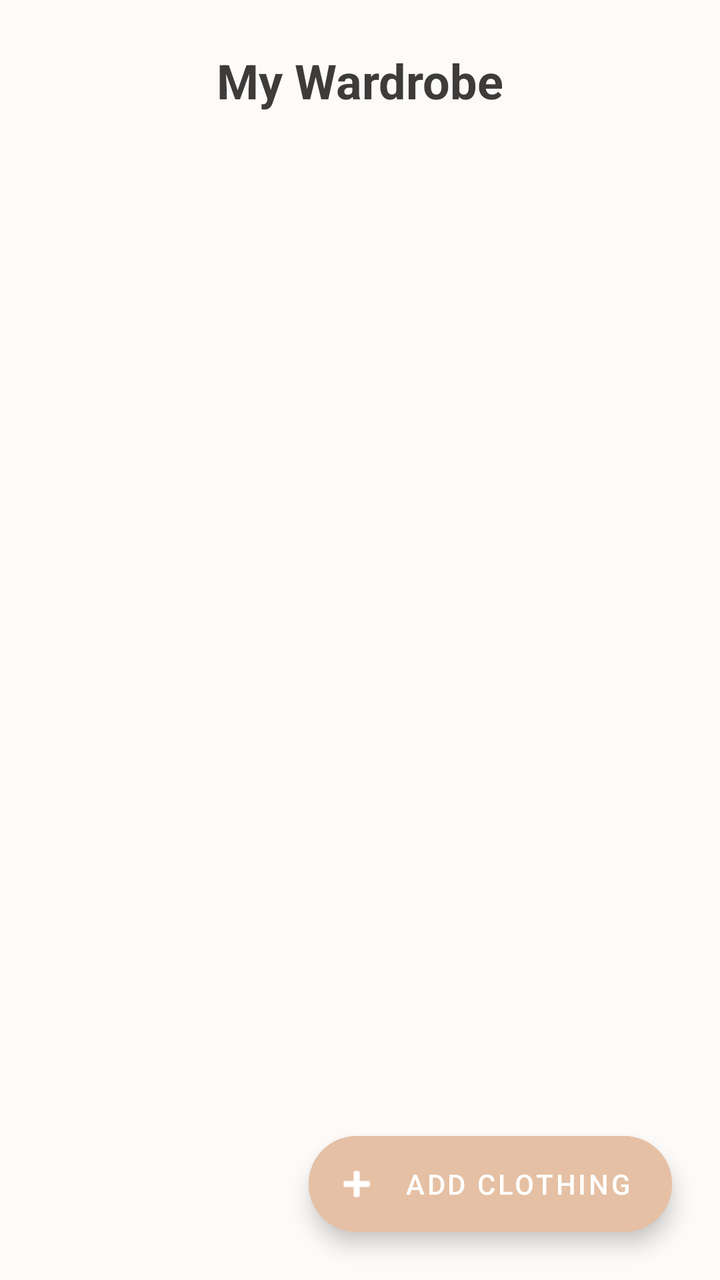
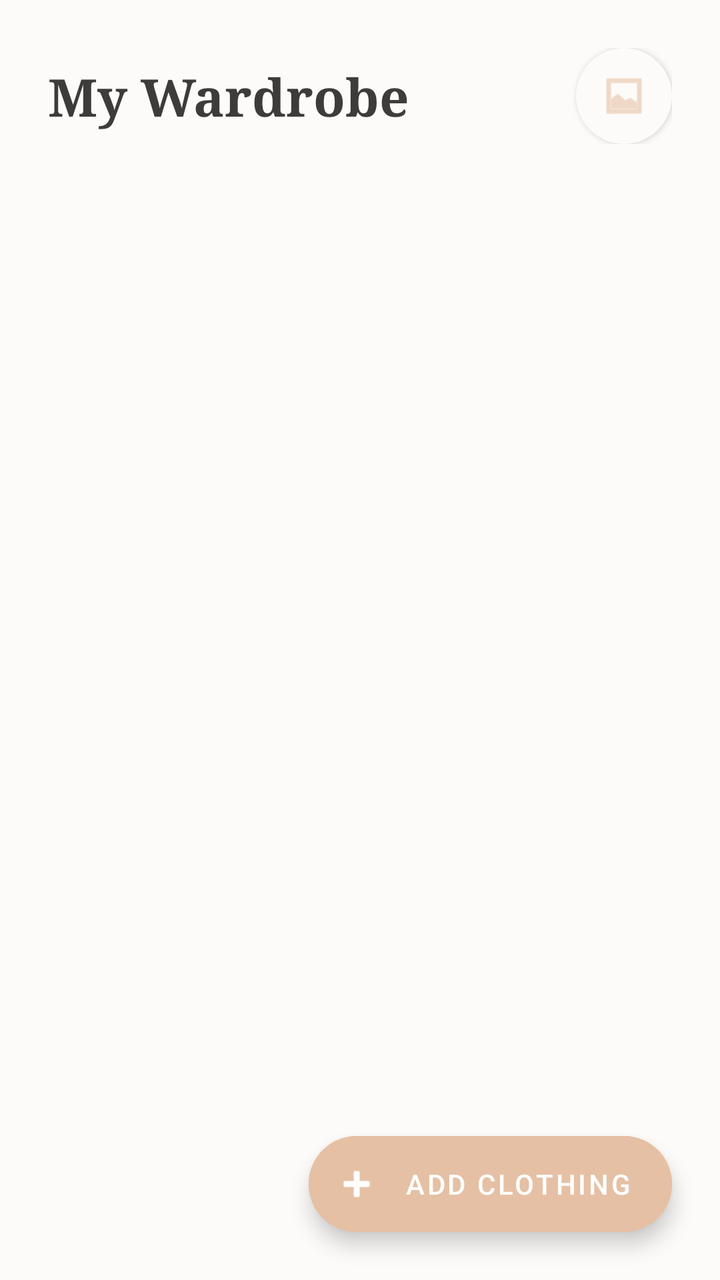

Two renders of the same Android screen: before a commit and after it. Below are the layout's source before the change and the commit's diff.
<!-- AndroidManifest.xml: application theme Theme.OutfitStudio -->
<!-- res/layout/activity_wardrobe.xml -->
<?xml version="1.0" encoding="utf-8"?>
<androidx.constraintlayout.widget.ConstraintLayout xmlns:android="http://schemas.android.com/apk/res/android"
    xmlns:app="http://schemas.android.com/apk/res-auto"
    android:layout_width="match_parent"
    android:layout_height="match_parent"
    android:background="@color/background">

    <TextView
        android:id="@+id/tvWardrobeTitle"
        android:layout_width="wrap_content"
        android:layout_height="wrap_content"
        android:text="My Wardrobe"
        android:textSize="24sp"
        android:textStyle="bold"
        android:textColor="@color/on_background"
        android:layout_marginTop="24dp"
        app:layout_constraintTop_toTopOf="parent"
        app:layout_constraintStart_toStartOf="parent"
        app:layout_constraintEnd_toEndOf="parent" />

    <HorizontalScrollView
        android:id="@+id/svCategories"
        android:layout_width="match_parent"
        android:layout_height="wrap_content"
        android:scrollbars="none"
        android:layout_marginTop="16dp"
        app:layout_constraintTop_toBottomOf="@id/tvWardrobeTitle">
        
        <com.google.android.material.chip.ChipGroup
            android:id="@+id/cgCategories"
            android:layout_width="wrap_content"
            android:layout_height="wrap_content"
            app:singleSelection="true"
            app:selectionRequired="true"
            android:paddingHorizontal="16dp">
            
        </com.google.android.material.chip.ChipGroup>
    </HorizontalScrollView>

    <androidx.recyclerview.widget.RecyclerView
        android:id="@+id/rvWardrobe"
        android:layout_width="match_parent"
        android:layout_height="0dp"
        android:padding="8dp"
        android:clipToPadding="false"
        app:layout_constraintTop_toBottomOf="@id/svCategories"
        app:layout_constraintBottom_toBottomOf="parent" />

    <LinearLayout
        android:id="@+id/llEmptyState"
        android:layout_width="match_parent"
        android:layout_height="wrap_content"
        android:orientation="vertical"
        android:gravity="center"
        android:visibility="gone"
        app:layout_constraintTop_toBottomOf="@id/svCategories"
        app:layout_constraintBottom_toBottomOf="parent">
        
        <TextView
            android:layout_width="wrap_content"
            android:layout_height="wrap_content"
            android:text="Your wardrobe is empty."
            android:textSize="18sp"
            android:textColor="@color/text_hint" />
    </LinearLayout>

    <ProgressBar
        android:id="@+id/progressBar"
        android:layout_width="wrap_content"
        android:layout_height="wrap_content"
        android:visibility="gone"
        app:layout_constraintTop_toTopOf="parent"
        app:layout_constraintBottom_toBottomOf="parent"
        app:layout_constraintStart_toStartOf="parent"
        app:layout_constraintEnd_toEndOf="parent" />

    <com.google.android.material.floatingactionbutton.ExtendedFloatingActionButton
        android:id="@+id/fabAddClothing"
        android:layout_width="wrap_content"
        android:layout_height="wrap_content"
        android:text="Add Clothing"
        app:icon="@android:drawable/ic_input_add"
        android:textColor="@color/on_primary"
        android:backgroundTint="@color/primary"
        app:layout_constraintBottom_toBottomOf="parent"
        app:layout_constraintEnd_toEndOf="parent"
        android:layout_margin="24dp" />

</androidx.constraintlayout.widget.ConstraintLayout>
<!-- resources referenced by this layout -->
<resources>
  <color name="background">#FDFBF9</color>
  <color name="on_background">#3E3C3A</color>
  <color name="on_primary">#FFFFFF</color>
  <color name="primary">#E5C0A4</color>
  <color name="text_hint">#A09D9B</color>
  <style name="Theme.OutfitStudio" parent="Theme.MaterialComponents.Light.NoActionBar">
          <item name="android:textColor">@color/on_background</item>
          <item name="android:textColorHint">@color/text_hint</item>
          
          <item name="colorPrimary">@color/primary</item>
          <item name="colorPrimaryVariant">@color/primary_variant</item>
          <item name="colorOnPrimary">@color/on_primary</item>
          
          <item name="colorSecondary">@color/primary</item>
          <item name="colorSecondaryVariant">@color/primary_variant</item>
          <item name="colorOnSecondary">@color/on_primary</item>
          
          <item name="android:colorBackground">@color/background</item>
          <item name="colorSurface">@color/surface</item>
          
          <item name="android:statusBarColor">@color/background</item>
          <item name="android:windowLightStatusBar">true</item>
      </style>
  <color name="primary_variant">#D8A58B</color>
  <color name="surface">#FFFFFF</color>
</resources>

<!-- the commit's change to res/layout/activity_wardrobe.xml (unified diff, before → after) -->
@@ -5,26 +5,45 @@
     android:layout_height="match_parent"
     android:background="@color/background">
 
-    <TextView
-        android:id="@+id/tvWardrobeTitle"
-        android:layout_width="wrap_content"
+    
+    <LinearLayout
+        android:id="@+id/headerLayout"
+        android:layout_width="match_parent"
         android:layout_height="wrap_content"
-        android:text="My Wardrobe"
-        android:textSize="24sp"
-        android:textStyle="bold"
-        android:textColor="@color/on_background"
-        android:layout_marginTop="24dp"
-        app:layout_constraintTop_toTopOf="parent"
-        app:layout_constraintStart_toStartOf="parent"
-        app:layout_constraintEnd_toEndOf="parent" />
+        android:orientation="horizontal"
+        android:gravity="center_vertical"
+        android:padding="24dp"
+        app:layout_constraintTop_toTopOf="parent">
+
+        <TextView
+            android:id="@+id/tvWardrobeTitle"
+            android:layout_width="0dp"
+            android:layout_height="wrap_content"
+            android:layout_weight="1"
+            android:text="My Wardrobe"
+            android:textSize="26sp"
+            android:fontFamily="serif"
+            android:textStyle="bold"
+            android:textColor="@color/on_background" />
+
+        <ImageView
+            android:layout_width="48dp"
+            android:layout_height="48dp"
+            android:src="@android:drawable/ic_menu_gallery"
+            app:tint="@color/primary"
+            android:background="@drawable/bg_button_rounded"
+            android:backgroundTint="@color/secondary"
+            android:padding="12dp"
+            android:elevation="2dp" />
+    </LinearLayout>
 
     <HorizontalScrollView
         android:id="@+id/svCategories"
         android:layout_width="match_parent"
         android:layout_height="wrap_content"
         android:scrollbars="none"
-        android:layout_marginTop="16dp"
-        app:layout_constraintTop_toBottomOf="@id/tvWardrobeTitle">
+        android:layout_marginTop="8dp"
+        app:layout_constraintTop_toBottomOf="@id/headerLayout">
         
         <com.google.android.material.chip.ChipGroup
             android:id="@+id/cgCategories"
<!-- resource entries referenced after the edit -->
@@ -4,7 +4,15 @@
   <color name="on_background">#3E3C3A</color>
   <color name="on_primary">#FFFFFF</color>
   <color name="primary">#E5C0A4</color>
+  <color name="secondary">#FDFBF9</color>
   <color name="text_hint">#A09D9B</color>
+  <!-- drawable bg_button_rounded (drawable) -->
+  <?xml version="1.0" encoding="utf-8"?>
+  <shape xmlns:android="http://schemas.android.com/apk/res/android"
+      android:shape="rectangle">
+      <solid android:color="@color/primary"/>
+      <corners android:radius="24dp"/>
+  </shape>
   <style name="Theme.OutfitStudio" parent="Theme.MaterialComponents.Light.NoActionBar">
           <item name="android:textColor">@color/on_background</item>
           <item name="android:textColorHint">@color/text_hint</item>
